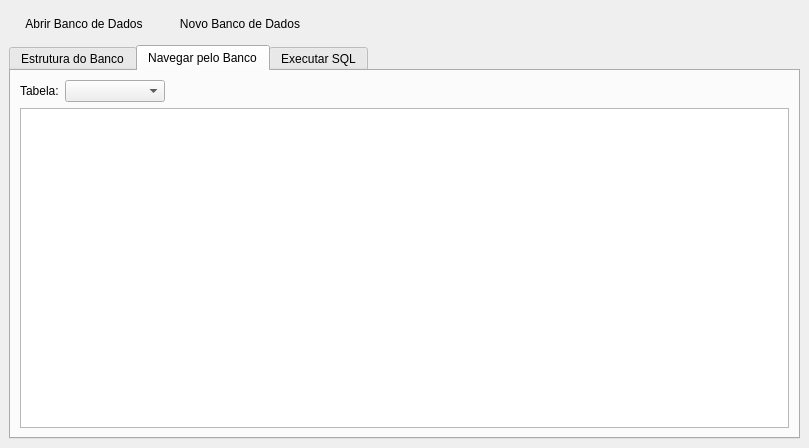
Old version of the form resources/ui/sqliteui.ui in the repository RshaCuDeVidro/sqliteUI.
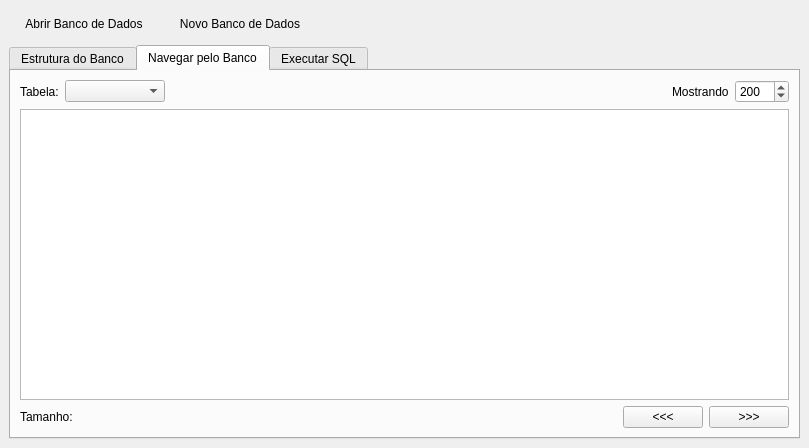
New version of the form. The open tabs and pages were chosen to show the change.

What changed in the file:
```diff
--- a/resources/ui/sqliteui.ui
+++ b/resources/ui/sqliteui.ui
@@ -161,11 +161,76 @@
               </property>
              </spacer>
             </item>
+            <item>
+             <widget class="QLabel" name="label_3">
+              <property name="text">
+               <string>Mostrando</string>
+              </property>
+             </widget>
+            </item>
+            <item>
+             <widget class="QSpinBox" name="spinBox">
+              <property name="maximum">
+               <number>2500</number>
+              </property>
+              <property name="singleStep">
+               <number>10</number>
+              </property>
+              <property name="value">
+               <number>200</number>
+              </property>
+             </widget>
+            </item>
            </layout>
           </item>
           <item>
            <widget class="QTableWidget" name="tableWidget_2"/>
           </item>
+          <item>
+           <layout class="QHBoxLayout" name="horizontalLayout_6">
+            <item>
+             <widget class="QLabel" name="label_5">
+              <property name="text">
+               <string>Tamanho:</string>
+              </property>
+             </widget>
+            </item>
+            <item>
+             <widget class="QLabel" name="label_tamanho">
+              <property name="text">
+               <string/>
+              </property>
+             </widget>
+            </item>
+            <item>
+             <spacer name="horizontalSpacer_4">
+              <property name="orientation">
+               <enum>Qt::Orientation::Horizontal</enum>
+              </property>
+              <property name="sizeHint" stdset="0">
+               <size>
+                <width>40</width>
+                <height>20</height>
+               </size>
+              </property>
+             </spacer>
+            </item>
+            <item>
+             <widget class="QPushButton" name="pushButton_pagAntes">
+              <property name="text">
+               <string>&lt;&lt;&lt;</string>
+              </property>
+             </widget>
+            </item>
+            <item>
+             <widget class="QPushButton" name="pushButton_pagDps">
+              <property name="text">
+               <string>&gt;&gt;&gt;</string>
+              </property>
+             </widget>
+            </item>
+           </layout>
+          </item>
          </layout>
         </item>
        </layout>
```
Left out of the diff: 2 changed lines with no effect on the pictures.
